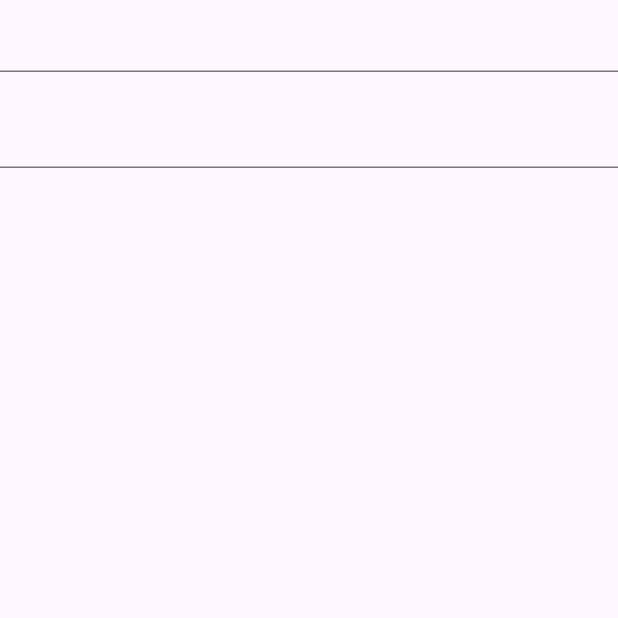
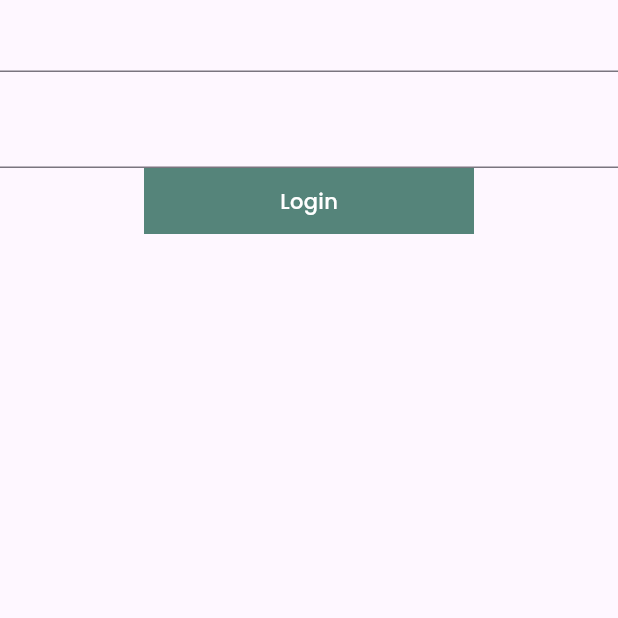
Before and after one commit to mominatufail/ToDo-App, a Flutter app: the LoginView screen opened directly, on a phone screen of 412 x 824 dp, the top half of it. Run offline on Flutter 3.47's test engine with Material 3 defaults, Android fonts, the phone set to English and light mode, and no system bars; our stand-ins replace firebase_auth, firebase_core, flutter_spinkit, get, google_fonts; accounts and stored records are empty.

Commit message:
code updated

```diff
--- a/lib/View/auth-view/signin-view/signin-view.dart
+++ b/lib/View/auth-view/signin-view/signin-view.dart
@@ -1,3 +1,5 @@
+import 'package:architecture/Controller/constants/app-loader/app-loader.dart';
+import 'package:architecture/Controller/widgets/button-widget.dart';
 import 'package:flutter/material.dart';
 
  class LoginView extends StatefulWidget {
@@ -24,6 +26,10 @@ import 'package:flutter/material.dart';
        TextFormField(
          controller: passwordController,
          obscureText: true),
+           isLoading?AppLoader():
+
+
+           ButtonWidget(text: 'Login', ontap:(){})
 
        ],),
 
```
